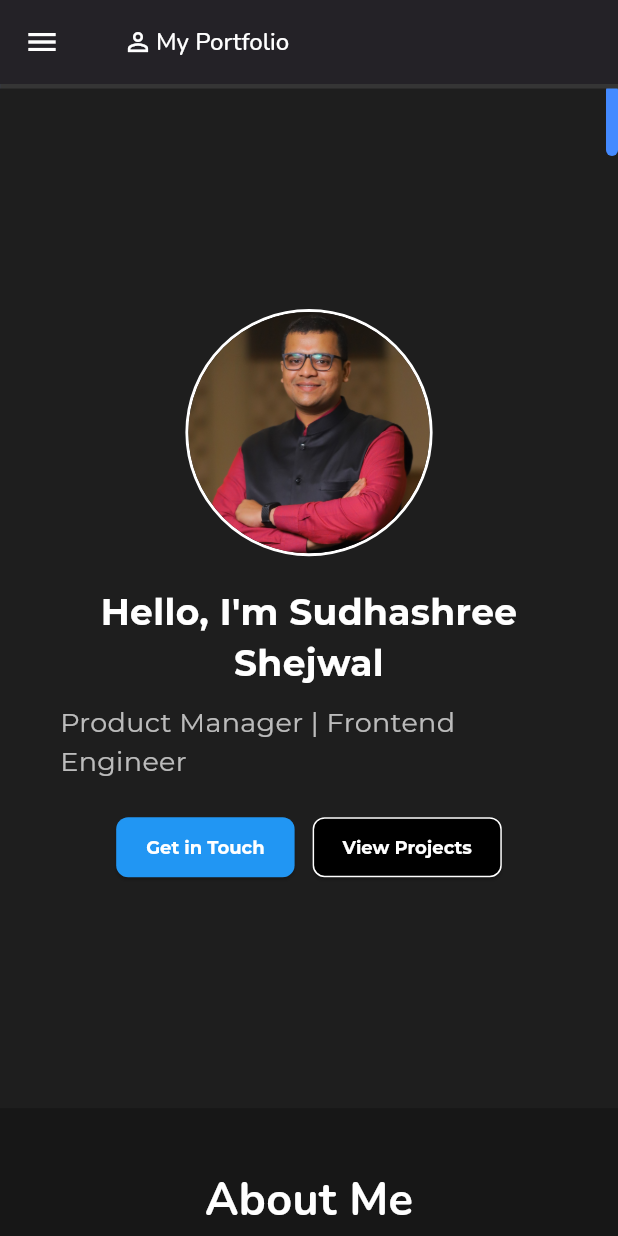
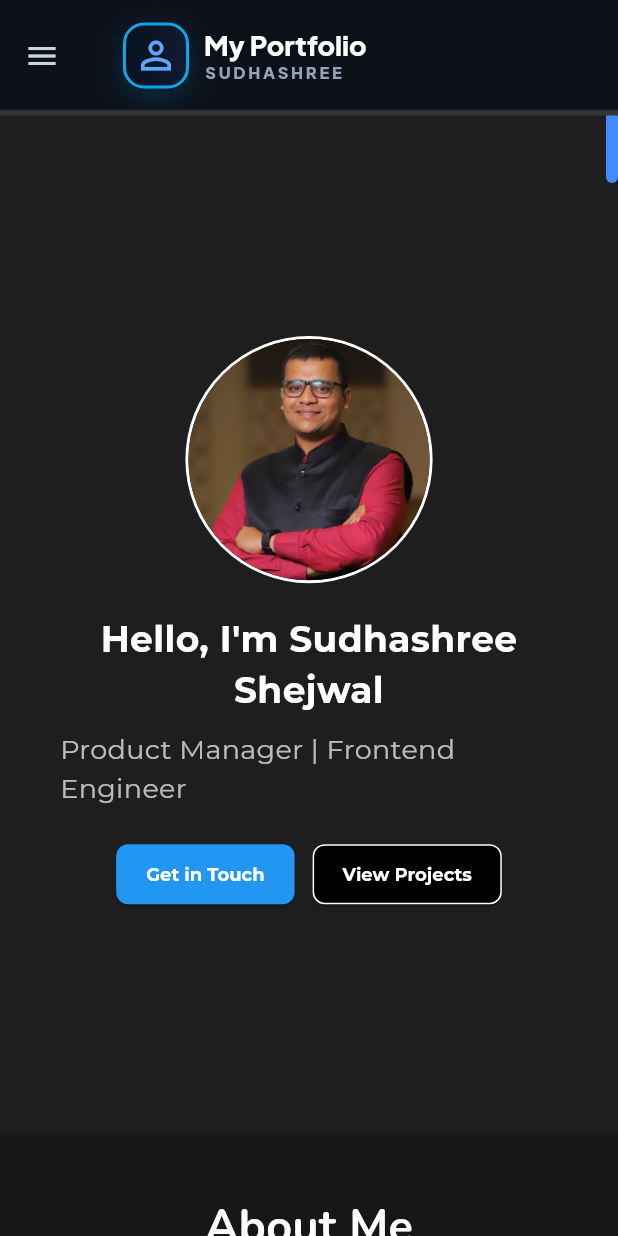
Before and after one commit to Sud2024/sudhashreeshejwal-website, a Flutter app: the screen it shows after launch, in the side drawer, after a tap on "Home", on a phone screen of 412 x 824 dp. Run offline on Flutter 3.47's test engine with Material 3 defaults, Android fonts, the phone set to English and light mode, and no system bars; drawn by our look-alikes of animated_text_kit; our stand-ins replace confetti, font_awesome_flutter, google_fonts; missing offline and left inert: universal_html.

Commit message:
Redesign portfolio appbar

```diff
--- a/lib/pages/portfolio_mainpage.dart
+++ b/lib/pages/portfolio_mainpage.dart
@@ -1,7 +1,6 @@
 import 'package:flutter/material.dart';
 import 'package:google_fonts/google_fonts.dart';
 import 'package:myportfolio/common/portfoiliolisttile.dart';
-import 'package:myportfolio/common/textbutton.dart';
 import 'package:myportfolio/pages/aboutmepage.dart';
 import 'package:myportfolio/pages/bottomline.dart';
 import 'package:myportfolio/pages/educationbackground.dart';
@@ -22,6 +21,7 @@ class MyPortfolio extends StatefulWidget {
 class _MyPortfolioState extends State<MyPortfolio> {
   final ScrollController _scrollController = ScrollController();
   var percentage = 0.0;
+  String _activeSection = "Home";
 
   final GlobalKey featuredProjectsKey = GlobalKey();
   final GlobalKey featuredHomeKey = GlobalKey();
@@ -57,112 +57,202 @@ class _MyPortfolioState extends State<MyPortfolio> {
     super.dispose();
   }
 
+  void _scrollTo(GlobalKey key, String section) {
+    setState(() => _activeSection = section);
+    final context = key.currentContext;
+    if (context == null) return;
+    Scrollable.ensureVisible(
+      context,
+      duration: const Duration(seconds: 1),
+      curve: Curves.easeInOut,
+    );
+  }
+
+  Widget _buildBrand(double screenWidth) {
+    final compact = screenWidth < 700;
+    final logoSize = compact ? 44.0 : 58.0;
+
+    return Row(
+      mainAxisSize: MainAxisSize.min,
+      children: [
+        Container(
+          width: logoSize,
+          height: logoSize,
+          decoration: BoxDecoration(
+            borderRadius: BorderRadius.circular(compact ? 14 : 18),
+            border: Border.all(color: const Color(0xFF0EA5E9), width: 2),
+            gradient: const LinearGradient(
+              colors: [Color(0xFF07111F), Color(0xFF101B30)],
+            ),
+            boxShadow: const [
+              BoxShadow(
+                color: Color(0x330EA5E9),
+                blurRadius: 16,
+                offset: Offset(0, 6),
+              ),
+            ],
+          ),
+          child: const Icon(Icons.person_outline,
+              color: Color(0xFF60A5FA), size: 30),
+        ),
+        SizedBox(width: compact ? 10 : 16),
+        Column(
+          mainAxisSize: MainAxisSize.min,
+          crossAxisAlignment: CrossAxisAlignment.start,
+          children: [
+            Text(
+              "My Portfolio",
+              style: GoogleFonts.plusJakartaSans(
+                color: Colors.white,
+                fontSize: compact ? 18 : 26,
+                fontWeight: FontWeight.w800,
+              ),
+            ),
+            Text(
+              "SUDHASHREE",
+              style: GoogleFonts.plusJakartaSans(
+                color: const Color(0xFF94A3B8),
+                fontSize: compact ? 11 : 14,
+                fontWeight: FontWeight.w800,
+                letterSpacing: 1.8,
+              ),
+            ),
+          ],
+        ),
+      ],
+    );
+  }
+
+  Widget _buildNavButton({
+    required String text,
+    required IconData icon,
+    required VoidCallback onPressed,
+    bool isActive = false,
+  }) {
+    return Padding(
+      padding: const EdgeInsets.symmetric(horizontal: 3),
+      child: TextButton.icon(
+        onPressed: onPressed,
+        icon: Icon(icon,
+            size: 16,
+            color: isActive ? const Color(0xFF60A5FA) : const Color(0xFF94A3B8)),
+        label: Text(text),
+        style: TextButton.styleFrom(
+          foregroundColor:
+              isActive ? const Color(0xFF60A5FA) : const Color(0xFFCBD5E1),
+          textStyle: GoogleFonts.plusJakartaSans(
+            fontSize: 15,
+            fontWeight: FontWeight.w700,
+          ),
+          padding: const EdgeInsets.symmetric(horizontal: 14, vertical: 12),
+          backgroundColor:
+              isActive ? const Color(0x1A3B82F6) : Colors.transparent,
+          shape: RoundedRectangleBorder(
+            borderRadius: BorderRadius.circular(10),
+            side: BorderSide(
+              color: isActive ? const Color(0x334B8DFF) : Colors.transparent,
+            ),
+          ),
+        ),
+      ),
+    );
+  }
+
+  Widget _buildConnectButton() {
+    return Padding(
+      padding: const EdgeInsets.only(right: 24, left: 8),
+      child: OutlinedButton.icon(
+        onPressed: () => _scrollTo(featuredLetsConnectKey, "Contact"),
+        icon: const Icon(Icons.mail_outline, size: 16),
+        label: const Text("Let's Connect"),
+        style: OutlinedButton.styleFrom(
+          foregroundColor: Colors.white,
+          side: const BorderSide(color: Color(0xFF22D3EE), width: 2),
+          padding: const EdgeInsets.symmetric(horizontal: 18, vertical: 14),
+          textStyle: GoogleFonts.plusJakartaSans(
+            fontSize: 14,
+            fontWeight: FontWeight.w800,
+          ),
+          shape:
+              RoundedRectangleBorder(borderRadius: BorderRadius.circular(10)),
+        ),
+      ),
+    );
+  }
+
   @override
   Widget build(BuildContext context) {
     final screenWidth = MediaQuery.of(context).size.width;
     return Scaffold(
       backgroundColor: const Color(0xFF1E1E1E),
       appBar: AppBar(
-        backgroundColor: const Color(0xFF1E1E1E),
-        iconTheme: const IconThemeData(color: Colors.white),
-        title: Padding(
-          padding: const EdgeInsets.only(left: 10.0),
-          child: Row(
-            children: [
-              Icon(
-                Icons.person_outline,
-                color: Colors.white,
-                size: 20,
-              ),
-              const SizedBox(width: 2),
-              Text(
-                "My Portfolio",
-                style: GoogleFonts.nunito(
-                  color: Colors.white,
-                  fontSize: 16,
-                  fontWeight: FontWeight.w500,
-                ),
-              ),
-            ],
-          ),
-        ),
+        toolbarHeight: screenWidth < 700 ? 74 : 94,
+        elevation: 0,
+        backgroundColor: const Color(0xF20B0F19),
+        surfaceTintColor: Colors.transparent,
+        iconTheme: const IconThemeData(color: Color(0xFFCBD5E1)),
+        titleSpacing: 26,
+        title: _buildBrand(screenWidth),
         actions: screenWidth > 800
             ? [
-                // Show the buttons in the app bar for larger screens
-                Padding(
-                  padding: const EdgeInsets.only(right: 10.0),
+                Expanded(
                   child: Row(
-                    spacing: 5,
+                    mainAxisAlignment: MainAxisAlignment.center,
+                    mainAxisSize: MainAxisSize.min,
                     children: [
-                      CustomTextButton(
-                          text: "Home",
-                          icon: Icons.home_outlined,
-                          onPressed: () {
-                            Scrollable.ensureVisible(
-                              featuredHomeKey.currentContext!,
-                              duration: Duration(seconds: 1),
-                              curve: Curves.easeInOut,
-                            );
-                          }),
-                      CustomTextButton(
-                          text: "About",
-                          icon: Icons.info_outline,
-                          onPressed: () {
-                            Scrollable.ensureVisible(
-                              featuredAboutMeKey.currentContext!,
-                              duration: Duration(seconds: 1),
-                              curve: Curves.easeInOut,
-                            );
-                          }),
-                      CustomTextButton(
+                      _buildNavButton(
+                        text: "Home",
+                        icon: Icons.home,
+                        isActive: _activeSection == "Home",
+                        onPressed: () => _scrollTo(featuredHomeKey, "Home"),
+                      ),
+                      _buildNavButton(
+                        text: "About",
+                        icon: Icons.info,
+                        isActive: _activeSection == "About",
+                        onPressed: () => _scrollTo(featuredAboutMeKey, "About"),
+                      ),
+                      _buildNavButton(
                         text: "Projects",
                         icon: Icons.business_center,
-                        onPressed: () {
-                          Scrollable.ensureVisible(
-                            featuredProjectsKey.currentContext!,
-                            duration: Duration(seconds: 1),
-                            curve: Curves.easeInOut,
-                          );
-                        },
+                        isActive: _activeSection == "Projects",
+                        onPressed: () =>
+                            _scrollTo(featuredProjectsKey, "Projects"),
                       ),
-                      CustomTextButton(
+                      _buildNavButton(
                         text: "Skills",
                         icon: Icons.school_outlined,
-                        onPressed: () {
-                          Scrollable.ensureVisible(
-                            featuredSkillsAndExpertiseKey.currentContext!,
-                            duration: Duration(seconds: 1),
-                            curve: Curves.easeInOut,
-                          );
-                        },
+                        isActive: _activeSection == "Skills",
+                        onPressed: () => _scrollTo(
+                            featuredSkillsAndExpertiseKey, "Skills"),
                       ),
-                      CustomTextButton(
+                      _buildNavButton(
                         text: "Experience",
                         icon: Icons.history_edu,
-                        onPressed: () {
-                          Scrollable.ensureVisible(
-                            featuredExperienceKey.currentContext!,
-                            duration: Duration(seconds: 1),
-                            curve: Curves.easeInOut,
-                          );
-                        },
+                        isActive: _activeSection == "Experience",
+                        onPressed: () =>
+                            _scrollTo(featuredExperienceKey, "Experience"),
                       ),
-                      CustomTextButton(
+                      _buildNavButton(
                         text: "Contact",
                         icon: Icons.mail_outline,
-                        onPressed: () {
-                          Scrollable.ensureVisible(
-                            featuredLetsConnectKey.currentContext!,
-                            duration: Duration(seconds: 1),
-                            curve: Curves.easeInOut,
-                          );
-                        },
+                        isActive: _activeSection == "Contact",
+                        onPressed: () =>
+                            _scrollTo(featuredLetsConnectKey, "Contact"),
                       ),
                     ],
                   ),
                 ),
+                _buildConnectButton(),
               ]
             : null,
+        flexibleSpace: Container(
+          decoration: const BoxDecoration(
+            border: Border(
+              bottom: BorderSide(color: Color(0x1AFFFFFF)),
+            ),
+          ),
+        ),
       ),
       drawer: screenWidth <= 800
           ? Drawer(
@@ -174,12 +264,7 @@ class _MyPortfolioState extends State<MyPortfolio> {
                     icon: Icons.home_outlined,
                     title: "Home",
                     onTap: () {
-                      // Handle navigation
-                      Scrollable.ensureVisible(
-                        featuredHomeKey.currentContext!,
-                        duration: Duration(seconds: 1),
-                        curve: Curves.easeInOut,
-                      );
+                      _scrollTo(featuredHomeKey, "Home");
                       Navigator.pop(context);
                     },
                   ),
@@ -187,12 +272,7 @@ class _MyPortfolioState extends State<MyPortfolio> {
                     icon: Icons.info_outline,
                     title: "About",
                     onTap: () {
-                      // Handle navigation
-                      Scrollable.ensureVisible(
-                        featuredAboutMeKey.currentContext!,
-                        duration: Duration(seconds: 1),
-                        curve: Curves.easeInOut,
-                      );
+                      _scrollTo(featuredAboutMeKey, "About");
                       Navigator.pop(context);
                     },
                   ),
@@ -200,12 +280,7 @@ class _MyPortfolioState extends State<MyPortfolio> {
                     icon: Icons.business_center,
                     title: "Projects",
                     onTap: () {
-                      // Handle navigation
-                      Scrollable.ensureVisible(
-                        featuredProjectsKey.currentContext!,
-                        duration: Duration(seconds: 1),
-                        curve: Curves.easeInOut,
-                      );
+                      _scrollTo(featuredProjectsKey, "Projects");
                       Navigator.pop(context);
                     },
                   ),
@@ -213,11 +288,7 @@ class _MyPortfolioState extends State<MyPortfolio> {
                     icon: Icons.school_outlined,
                     title: "Skills",
                     onTap: () {
-                      Scrollable.ensureVisible(
-                        featuredSkillsAndExpertiseKey.currentContext!,
-                        duration: Duration(seconds: 1),
-                        curve: Curves.easeInOut,
-                      );
+                      _scrollTo(featuredSkillsAndExpertiseKey, "Skills");
                       Navigator.pop(context);
                     },
                   ),
@@ -225,11 +296,7 @@ class _MyPortfolioState extends State<MyPortfolio> {
                     icon: Icons.history_edu,
                     title: "Experience",
                     onTap: () {
-                      Scrollable.ensureVisible(
-                        featuredExperienceKey.currentContext!,
-                        duration: Duration(seconds: 1),
-                        curve: Curves.easeInOut,
-                      );
+                      _scrollTo(featuredExperienceKey, "Experience");
                       Navigator.pop(context);
                     },
                   ),
@@ -237,12 +304,7 @@ class _MyPortfolioState extends State<MyPortfolio> {
                     icon: Icons.mail_outline,
                     title: "Contact",
                     onTap: () {
-                      // Handle navigation
-                      Scrollable.ensureVisible(
-                        featuredLetsConnectKey.currentContext!,
-                        duration: Duration(seconds: 1),
-                        curve: Curves.easeInOut,
-                      );
+                      _scrollTo(featuredLetsConnectKey, "Contact");
                       Navigator.pop(context);
                     },
                   ),
```
